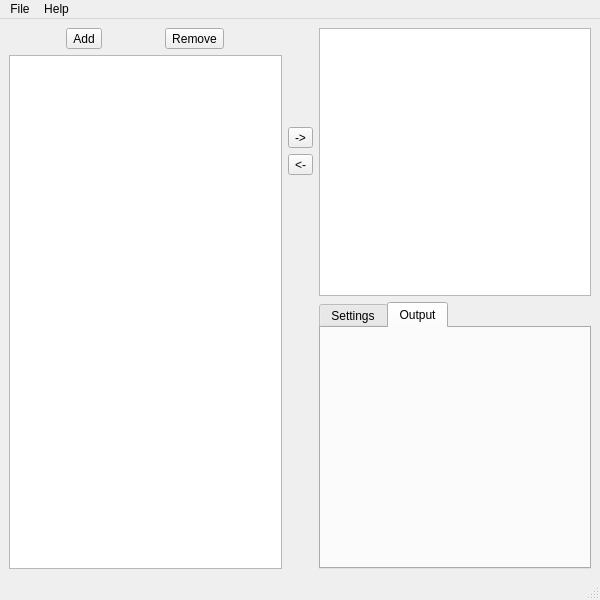
asfaltboy/tortuga, file forms/mainwindow.ui: the form before one commit.
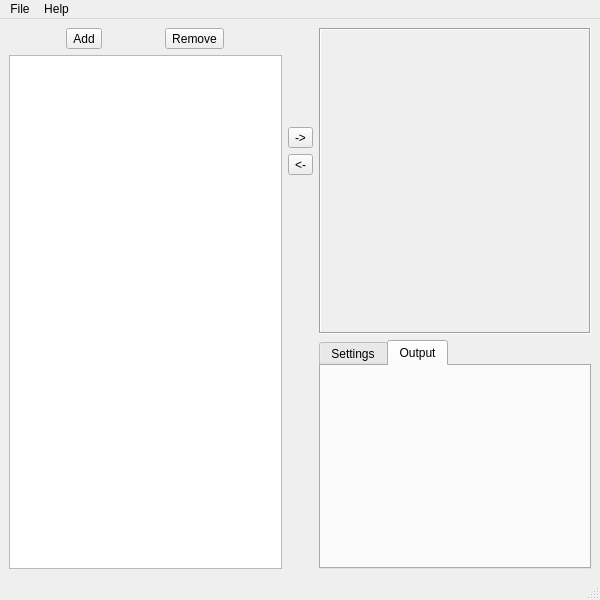
The form after the commit.

Commit message: Add some functionality to buttons and initialize a flow_container

```diff
--- a/forms/mainwindow.ui
+++ b/forms/mainwindow.ui
@@ -97,9 +97,27 @@
        </layout>
       </item>
       <item>
-       <layout class="QVBoxLayout" name="verticalLayout_5" stretch="4,4">
+       <layout class="QVBoxLayout" name="verticalLayout_5" stretch="4,3">
         <item>
-         <widget class="QListWidget" name="script"/>
+         <widget class="QFrame" name="frame">
+          <property name="frameShape">
+           <enum>QFrame::Box</enum>
+          </property>
+          <property name="frameShadow">
+           <enum>QFrame::Sunken</enum>
+          </property>
+          <widget class="QWidget" name="verticalLayoutWidget">
+           <property name="geometry">
+            <rect>
+             <x>0</x>
+             <y>0</y>
+             <width>261</width>
+             <height>291</height>
+            </rect>
+           </property>
+           <layout class="QVBoxLayout" name="flow_container"/>
+          </widget>
+         </widget>
         </item>
         <item>
          <widget class="QTabWidget" name="tabWidget">
```
Left out of the diff: 8 changed lines with no effect on the pictures. The commit also changes 2 other files.
